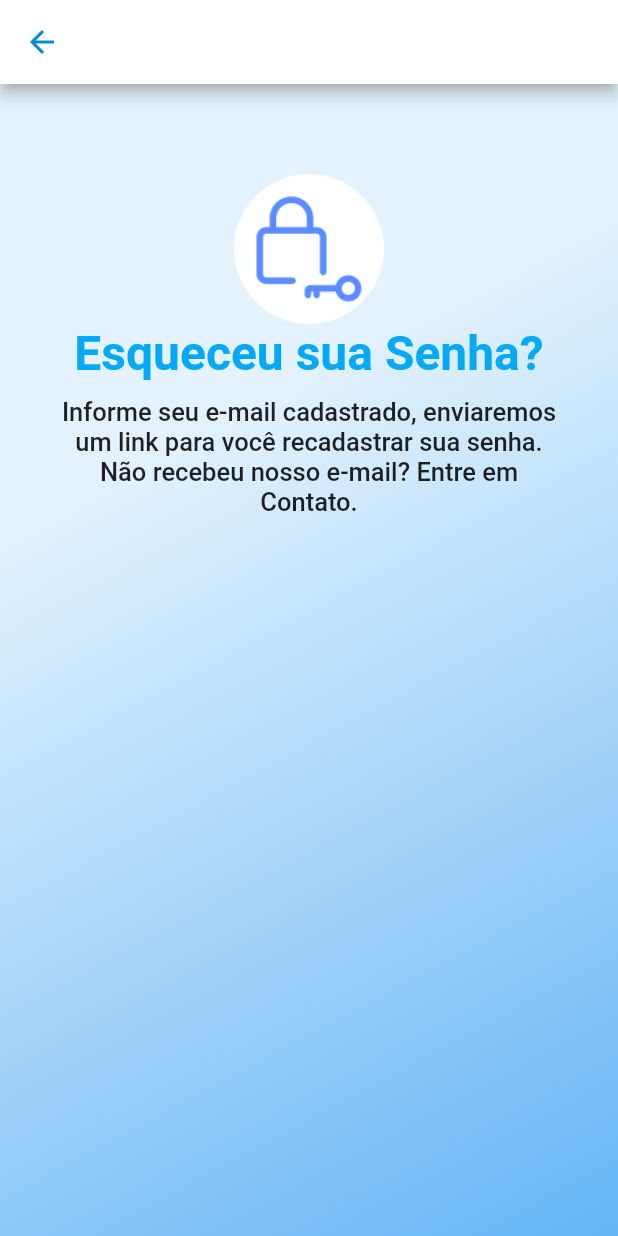
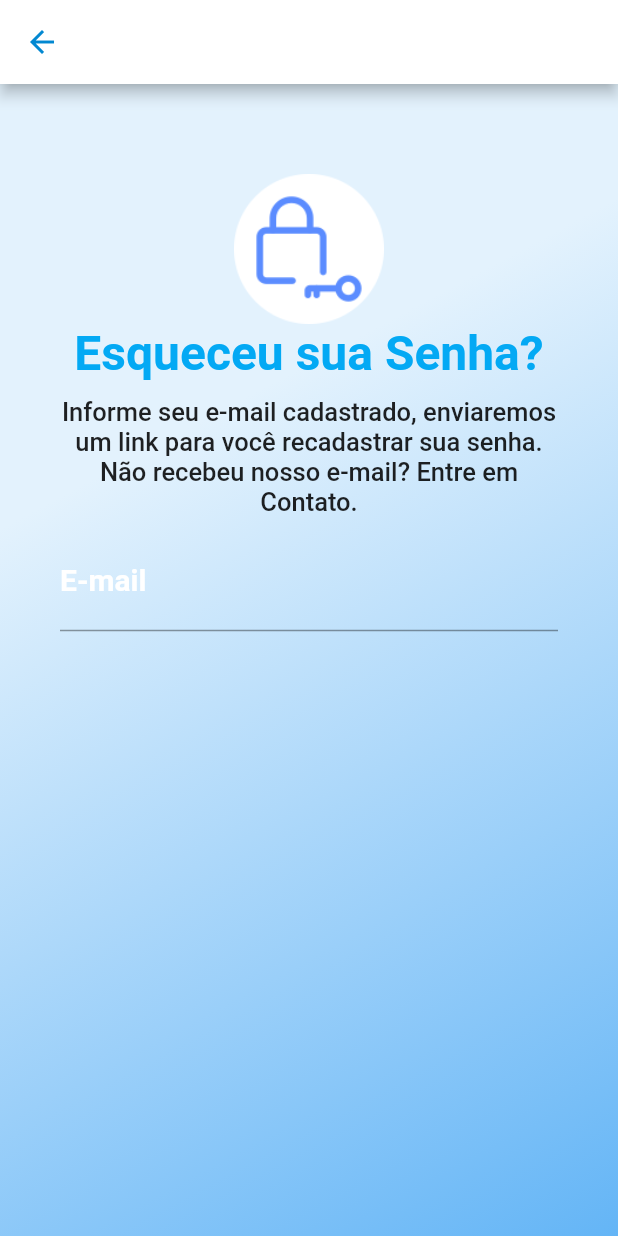
Before and after one commit to JhonatasSaints/Pet-Foster, a Flutter app: the ResetPasswordPage screen opened directly, on a phone screen of 412 x 824 dp. Run offline on Flutter 3.47's test engine with Material 2 defaults, Android fonts, the phone set to English and light mode, and no system bars.

Commit message:
email field

```diff
--- a/lib/pages/reset-password.page.dart
+++ b/lib/pages/reset-password.page.dart
@@ -57,6 +57,16 @@ class ResetPasswordPage extends StatelessWidget {
             SizedBox(
               height: 10,
             ),
+            TextFormField(
+              keyboardType: TextInputType.emailAddress,
+              decoration: InputDecoration(
+                labelText: "E-mail",
+                labelStyle: TextStyle(
+                  fontSize: 20, fontWeight: FontWeight.w600, color:Colors.white, ),
+              ),
+              style: TextStyle(fontSize: 20),
+            ),
+            SizedBox(height: 20,),
           ],
         ),
       ),
```
